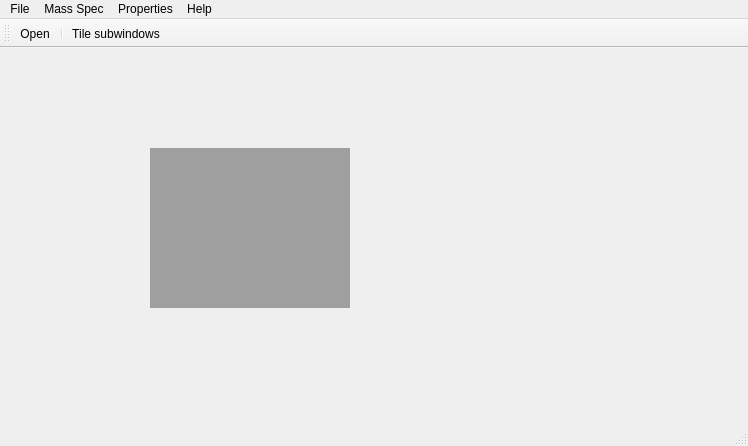
This is mainwindow.ui in AlexChudinov/processRikenData as Qt 5 draws it before an edit. The edited form follows.
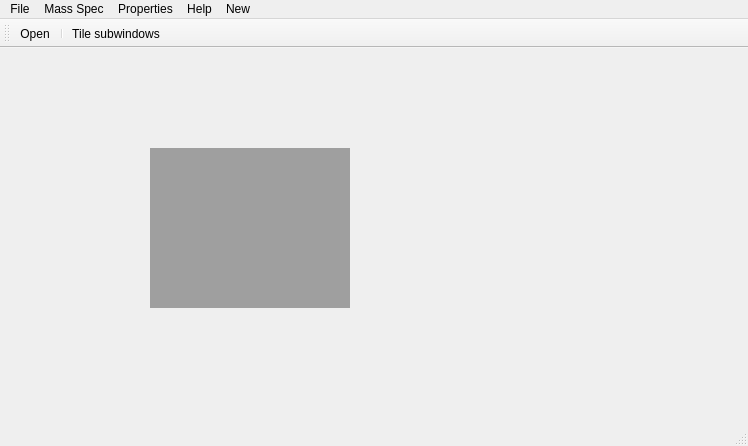
This is the edited form. Icons and pictures are not drawn.

```diff
--- a/mainwindow.ui
+++ b/mainwindow.ui
@@ -65,10 +65,17 @@
     <addaction name="actionCredits"/>
     <addaction name="actionAbout"/>
    </widget>
+   <widget class="QMenu" name="menuNew">
+    <property name="title">
+     <string>New</string>
+    </property>
+    <addaction name="actionnewFileOpen"/>
+   </widget>
    <addaction name="menuFile"/>
    <addaction name="menuMass_Spec"/>
    <addaction name="menuProperties"/>
    <addaction name="menuAbout"/>
+   <addaction name="menuNew"/>
   </widget>
   <widget class="QToolBar" name="mainToolBar">
    <attribute name="toolBarArea">
```
Left out of the diff: 5 changed lines with no effect on the pictures.
